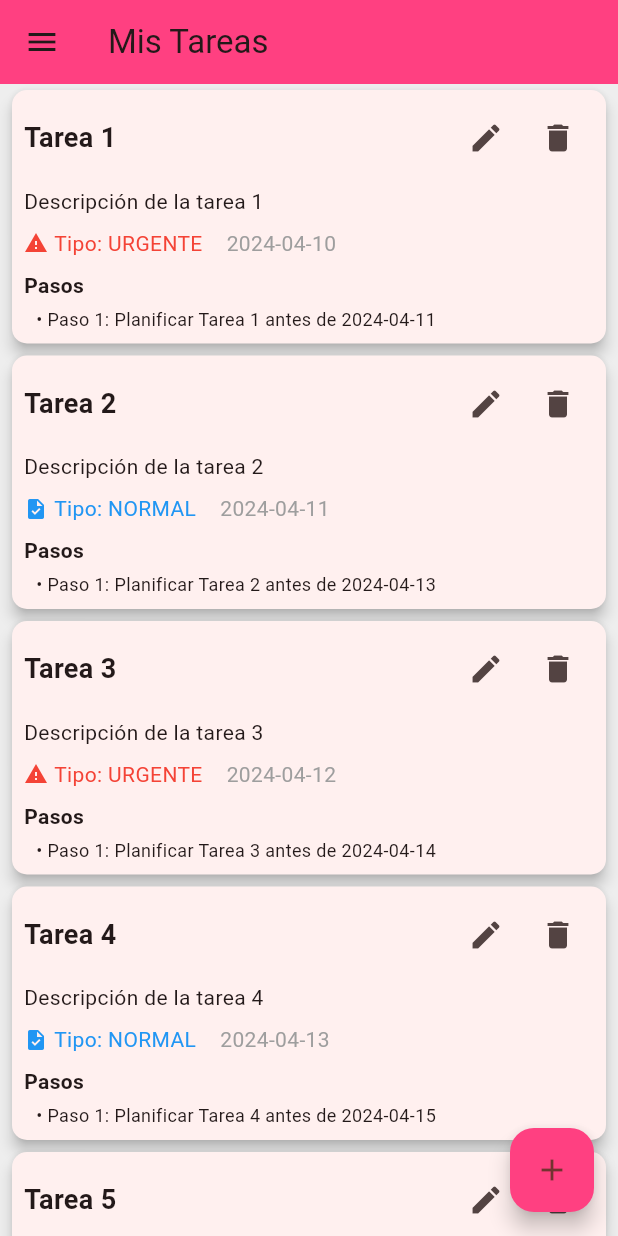
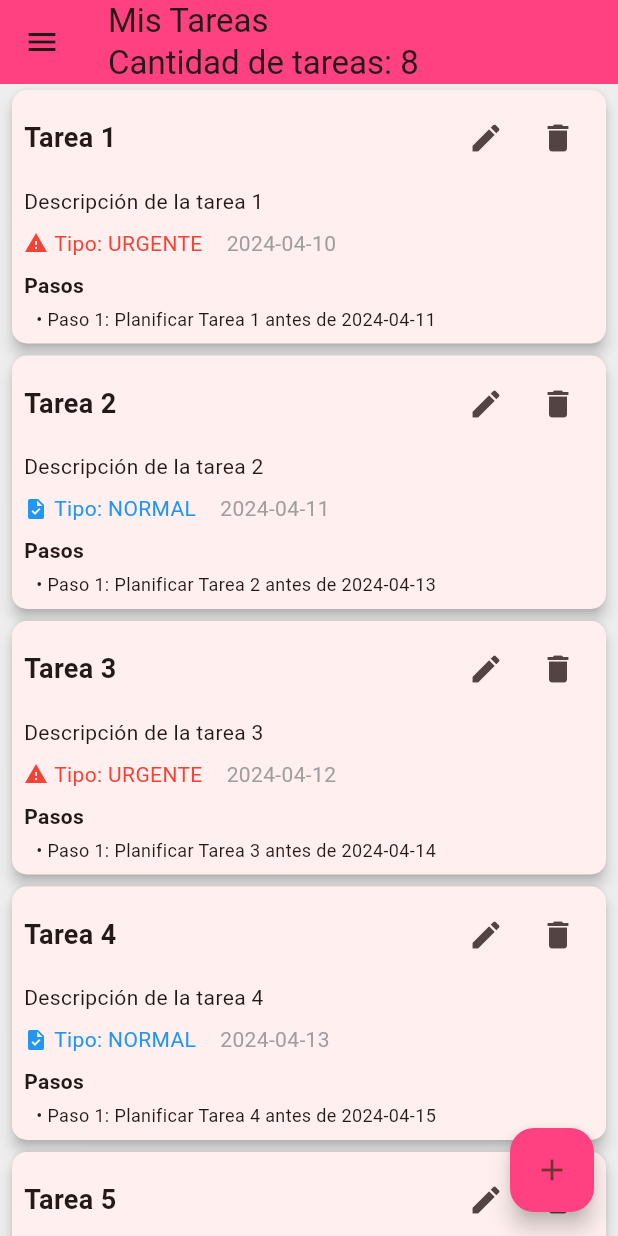
Before and after one commit to diegobenitez2005/dbenitez-flutter001, a Flutter app: the TareasScreen screen opened directly, on a phone screen of 412 x 824 dp. Run offline on Flutter 3.47's test engine with Material 3 defaults, Android fonts, the phone set to English and light mode, and no system bars.

Commit message:
Commit 3 Actualiza'analysis_options.yaml' para incluir reglas más estrictas de lint. Mejora la gestión de tareas en 'task_servce.dart' y 'tareas_screen.dart'. Refactoriza constantes en 'constants.dart' para mayor claridad y reutilización. Implementa mejoras en los helpers 'common_widgets_helper.dart', 'deportiva_helper.dart', 'task_card_helper.dart' para mayor modularidad. Ajusta 'deportiva_card.dart' y 'welcome_screen.dart' para integrar los cambios. Corrige problemas en el archivo 'deportiva_screen' para solucionar el error con el swipe, las tareas ahora se muestran en la misma pantalla y se visualiza una animación al deslizar'. Problemas encontrados en cada nivel de análisis: -Nivel bajo: Problemas con la declaración de constantes, importaciones no utilizadas y el uso de 'print' en producción. -Nivel medio: Al añadir condiciones más estrictas en el lint,     los problemas con 'print' desaparecieron al permitir su uso con     'avoid_print: false'. -Nivel alto: Problemas con el orden de las importaciones debido a la              aplicación de reglas más estrictas en orden de las              importaciones en el lint.

```diff
--- a/analysis_options.yaml
+++ b/analysis_options.yaml
@@ -21,8 +21,9 @@ linter:
   # `// ignore_for_file: name_of_lint` syntax on the line or in the file
   # producing the lint.
   rules:
-    # avoid_print: false  # Uncomment to disable the `avoid_print` rule
+    avoid_print: false  # Uncomment to disable the `avoid_print` rule
     # prefer_single_quotes: true  # Uncomment to enable the `prefer_single_quotes` rule
-
+    prefer_const_constructors: true  # Uncomment to enable the `prefer_const_constructors` rule
+    sort_constructors_first: true  # Uncomment to enable the `sort_constructors_first` rule
 # Additional information about this file can be found at
 # https://dart.dev/guides/language/analysis-options
--- a/lib/api/service/task_service.dart
+++ b/lib/api/service/task_service.dart
@@ -67,24 +67,12 @@ class TaskService {
 
   List<String> obtenerPasos(String titulo, DateTime fechaLimite) {
     {
-      //var titulo = 'Tarea 1';
-      //var fechaLimite = DateTime(2024, 4, 8).add(const Duration(days: 1));
-
-        var lista = _assistantRepository.obtenerPasos(titulo, fechaLimite).take(2).toList();
-
-        return lista;
-
+      var lista =
+          _assistantRepository
+              .obtenerPasos(titulo, fechaLimite)
+              .take(2)
+              .toList();
+      return lista;
     }
-
-    //   static List<String> obtenerPasos(String titulo, DateTime fechaLimite) {
-    //     final fechaStr = fechaLimite.toLocal().toString().split(' ')[0];
-
-    //     return [
-    //       'Paso 1: Planificar $titulo antes de $fechaStr',
-    //       'Paso 2: Ejecutar $titulo antes de $fechaStr',
-    //       'Paso 3: Revisar $titulo antes de $fechaStr',
-
-    //     ];
-    //   }
   }
 }
--- a/lib/constants/constants.dart
+++ b/lib/constants/constants.dart
@@ -1,9 +1,8 @@
-const LISTA_VACIA = 'No hay tareas';
-const TITULO_APPBAR = 'Mis Tareas';
-const TIPO_TAREA = 'Tipo:';
-const TASK_TYPE_NORMAL = 'NORMAL';
-const List<String> LISTA_PASOS_VACIA = [];
-const PASOS_TITULO = 'Pasos para completar';
-const FECHA_LIMITE = 'Fecha límite: ';
-const LIMITADOR_TAREAS = 2;
-const TAREA_ELIMINADA = 'Tarea eliminada';
+const listaVacia = 'No hay tareas';
+const tituloAppbar = 'Mis Tareas';
+const tipoTarea = 'Tipo:';
+const taskTypeNormal = 'NORMAL';
+const List<String> listaPasosVacia = [];
+const pasosTitulo = 'Pasos para completar';
+const fechaLimite = 'Fecha límite: ';
+const tareaEliminada = 'Tarea eliminada';
--- a/lib/domain/entities/task.dart
+++ b/lib/domain/entities/task.dart
@@ -9,10 +9,10 @@ class Task {
   DateTime deadline;
   Task({
     required this.title,
-    this.type = TASK_TYPE_NORMAL,
+    this.type = taskTypeNormal,
     required this.descripcion,
     required this.fecha,
-    this.pasos = LISTA_PASOS_VACIA,
+    this.pasos = listaPasosVacia,
     required this.deadline,
   });
 }
--- a/lib/presentation/helpers/common_widgets_herlpers.dart
+++ b/lib/presentation/helpers/common_widgets_herlpers.dart
@@ -1,3 +1,4 @@
+import 'package:diego/constants/constants.dart';
 import 'package:flutter/material.dart';
 
 class CommonWidgetsHelper {
@@ -27,8 +28,8 @@ class CommonWidgetsHelper {
   /// Construye un pie de página en negrita.
   static Widget buildBoldFooter(String footer) {
     return Text(
-      footer,
-      style: const TextStyle(fontSize: 16, fontWeight: FontWeight.bold),
+      '$fechaLimite $footer',
+      style: const TextStyle(fontSize: 20, fontWeight: FontWeight.bold),
     );
   }
 
--- a/lib/presentation/tareas_screen.dart
+++ b/lib/presentation/tareas_screen.dart
@@ -3,8 +3,8 @@ import 'package:diego/domain/entities/task.dart';
 import 'package:diego/constants/constants.dart';
 import 'package:diego/api/service/task_service.dart';
 import 'package:diego/presentation/helpers/task_card_helper.dart';
-import 'package:diego/presentation/helpers/deportiva_helper.dart';
-import 'package:diego/presentation/deportiva_card.dart';
+import 'package:diego/presentation/helpers/deportiva_screen.dart';
+import 'package:diego/presentation/helper_constructor_deportiva.dart.dart';
 import 'package:diego/presentation/login_screen.dart';
 import 'package:diego/presentation/welcome_screen.dart';
 import 'package:diego/presentation/contador_screen.dart';
@@ -22,6 +22,7 @@ class _TareasScreenState extends State<TareasScreen> {
   List<Task> _tareas = [];
   int _nextTaskId = 7; // Para simular nuevas tareas
   bool _isLoading = false;
+  int taskCounter = 0;
 
   @override
   void initState() {
@@ -50,6 +51,7 @@ class _TareasScreenState extends State<TareasScreen> {
       final tareas = await _taskService.getTasksWithSteps();
       setState(() {
         _tareas = tareas;
+        taskCounter = _tareas.length;
       });
     } catch (e) {
       _mostrarError('Error al cargar tareas: $e');
@@ -89,6 +91,9 @@ class _TareasScreenState extends State<TareasScreen> {
       _tareas.addAll(nuevasTareas);
       _nextTaskId += 6;
       _isLoading = false;
+    });
+    setState(() {
+      taskCounter = _tareas.length;
     });
   }
 
@@ -314,7 +319,7 @@ class _TareasScreenState extends State<TareasScreen> {
     return Scaffold(
       backgroundColor: Colors.grey[200],
       appBar: AppBar(
-        title: const Text(TITULO_APPBAR),
+        title: Text('$tituloAppbar\nCantidad de tareas: $taskCounter'),
         backgroundColor: Colors.pinkAccent,
       ),
       drawer: Drawer(
@@ -401,7 +406,7 @@ class _TareasScreenState extends State<TareasScreen> {
       ),
       body:
           _tareas.isEmpty
-              ? const Center(child: Text(LISTA_VACIA))
+              ? const Center(child: Text(listaVacia))
               : ListView.builder(
                 controller: _scrollController,
                 itemCount: _tareas.length + 1, // +1 para el indicador de carga
@@ -414,7 +419,9 @@ class _TareasScreenState extends State<TareasScreen> {
                             child: CircularProgressIndicator(),
                           ),
                         )
-                        : const SizedBox();
+                        : const SizedBox(
+                          height: 8.0,
+                        ); // Espacio vacío si no se está cargando más
                   }
 
                   final task = _tareas[index];
@@ -426,8 +433,7 @@ class _TareasScreenState extends State<TareasScreen> {
                         MaterialPageRoute(
                           builder:
                               (context) => DetalleTarjetaScreen(
-                                task: task,
-                                index: index,
+                                initialIndex: index,
                                 tasks:
                                     _tareas, // Pass the required 'tasks' parameter
                               ),
--- a/lib/presentation/welcome_screen.dart
+++ b/lib/presentation/welcome_screen.dart
@@ -1,7 +1,6 @@
 import 'package:flutter/material.dart';
 import 'package:diego/presentation/contador_screen.dart';
 import 'package:diego/presentation/login_screen.dart';
-import 'package:diego/presentation/base_screen.dart';
 import 'package:diego/presentation/tareas_screen.dart';
 
 class WelcomeScreen extends StatefulWidget {
@@ -207,7 +206,7 @@ class _WelcomeScreenState extends State<WelcomeScreen> {
             if (isLoading)
               const CircularProgressIndicator()
             else
-              ...quotes.map((quote) => Text(quote)).toList(),
+              ...quotes.map((quote) => Text(quote)),
             ElevatedButton(
               onPressed: _mostrarCotizaciones,
               child: Text("Cotizaciones"),
```
Also changed, not shown: lib/presentation/base_screen.dart (+11 -1 lines), lib/presentation/deportiva_card.dart (deleted, +0 -170 lines), lib/presentation/helper_constructor_deportiva.dart.dart (added, +76 -0 lines), lib/presentation/helpers/deportiva_helper.dart (deleted, +0 -67 lines), lib/presentation/helpers/deportiva_screen.dart (added, +58 -0 lines), lib/presentation/helpers/task_card_helper.dart (+6 -3 lines).
